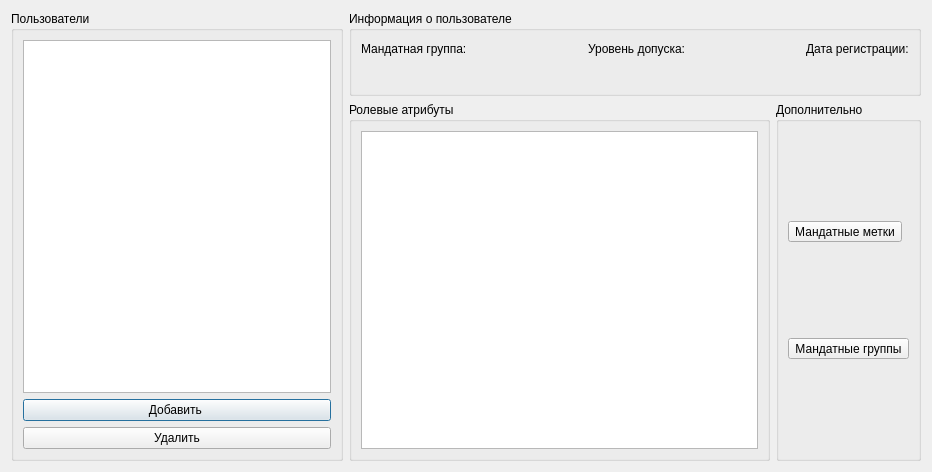
Old version of the form src/security/CUsers.ui in the repository MikhailBersenev/BuksanSpy.
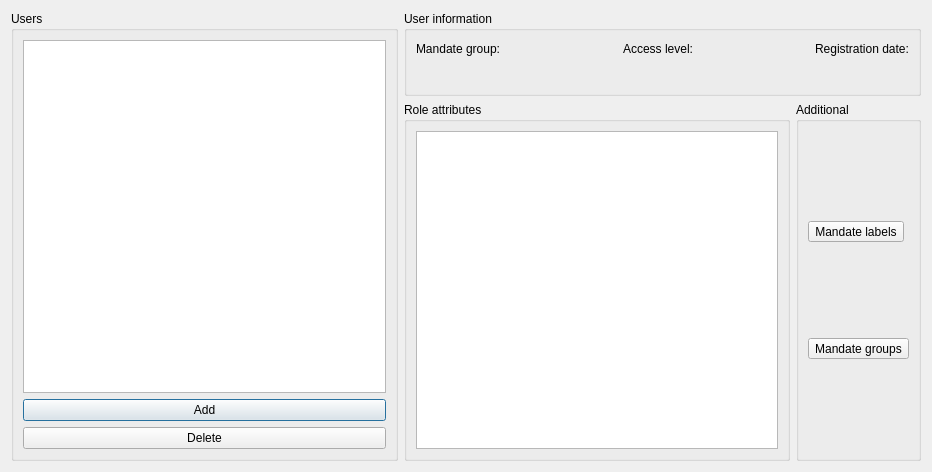
New version of the form. Icons and pictures are not drawn.

What changed in the file:
```diff
--- a/src/security/CUsers.ui
+++ b/src/security/CUsers.ui
@@ -17,7 +17,7 @@
    <item row="0" column="0" rowspan="2">
     <widget class="QGroupBox" name="users_groupBox">
      <property name="title">
-      <string>Пользователи</string>
+      <string>Users</string>
      </property>
      <layout class="QGridLayout" name="gridLayout">
       <item row="0" column="0">
@@ -26,7 +26,6 @@
          <font>
           <family>Arimo</family>
           <pointsize>16</pointsize>
-          <weight>75</weight>
           <bold>true</bold>
          </font>
         </property>
@@ -40,14 +39,14 @@
         <item>
          <widget class="QPushButton" name="AddUser_Button">
           <property name="text">
-           <string>Добавить </string>
+           <string>Add</string>
           </property>
          </widget>
         </item>
         <item>
          <widget class="QPushButton" name="DeleteUser_Button">
           <property name="text">
-           <string>Удалить</string>
+           <string>Delete</string>
           </property>
          </widget>
         </item>
@@ -59,13 +58,13 @@
    <item row="0" column="1" colspan="2">
     <widget class="QGroupBox" name="userinfo_groupBox">
      <property name="title">
-      <string>Информация о пользователе</string>
+      <string>User information</string>
      </property>
      <layout class="QGridLayout" name="gridLayout_2">
       <item row="0" column="0">
        <widget class="QLabel" name="mandatorygroup_label">
         <property name="text">
-         <string>Мандатная группа:</string>
+         <string>Mandate group:</string>
         </property>
        </widget>
       </item>
@@ -85,7 +84,7 @@
       <item row="0" column="2">
        <widget class="QLabel" name="macm_label">
         <property name="text">
-         <string>Уровень допуска:</string>
+         <string>Access level:</string>
         </property>
        </widget>
       </item>
@@ -105,7 +104,7 @@
       <item row="0" column="4">
        <widget class="QLabel" name="RegistrationDate_label">
         <property name="text">
-         <string>Дата регистрации:</string>
+         <string>Registration date:</string>
         </property>
        </widget>
       </item>
@@ -162,7 +161,7 @@
    <item row="1" column="2">
     <widget class="QGroupBox" name="additional_groupBox">
      <property name="title">
-      <string>Дополнительно</string>
+      <string>Additional</string>
      </property>
      <layout class="QVBoxLayout" name="verticalLayout">
       <item>
@@ -174,7 +173,7 @@
          <set>Qt::ImhNone</set>
         </property>
         <property name="text">
-         <string>Мандатные метки</string>
+         <string>Mandate labels</string>
         </property>
         <property name="icon">
          <iconset>
@@ -197,7 +196,7 @@
       <item>
        <widget class="QToolButton" name="MandatoryGroupsEditor_toolButton">
         <property name="text">
-         <string>Мандатные группы</string>
+         <string>Mandate groups</string>
         </property>
         <property name="toolButtonStyle">
          <enum>Qt::ToolButtonTextBesideIcon</enum>
@@ -210,7 +209,7 @@
    <item row="1" column="1">
     <widget class="QGroupBox" name="RoleAtributes_groupBox">
      <property name="title">
-      <string>Ролевые атрибуты</string>
+      <string>Role attributes</string>
      </property>
      <layout class="QVBoxLayout" name="verticalLayout_2">
       <item>
```
Left out of the diff: 18 changed lines with no effect on the pictures.
